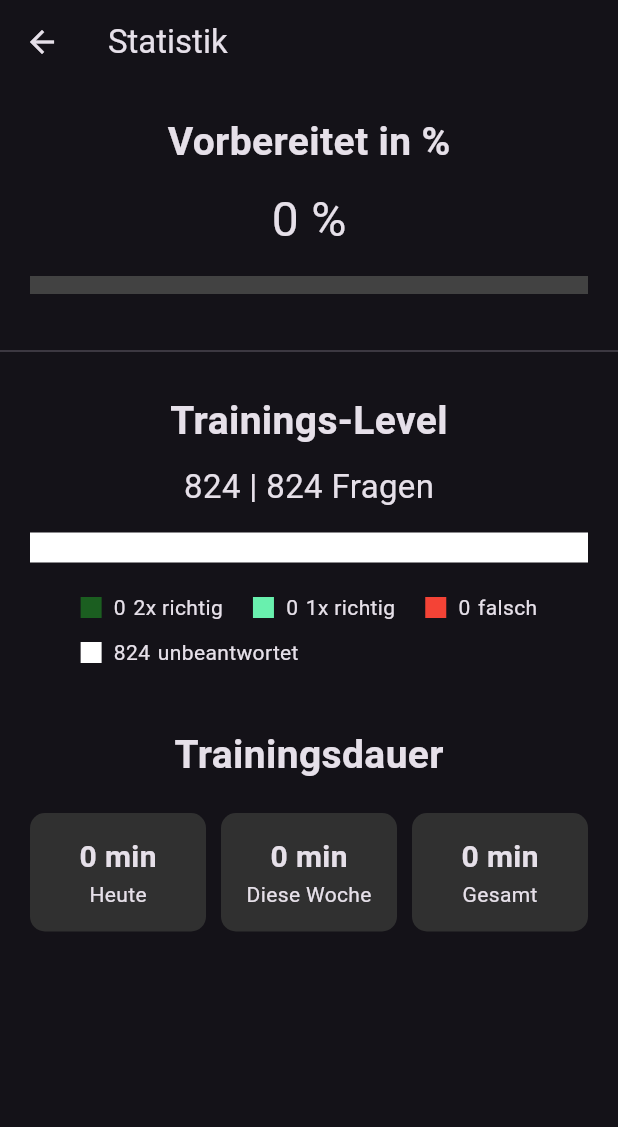
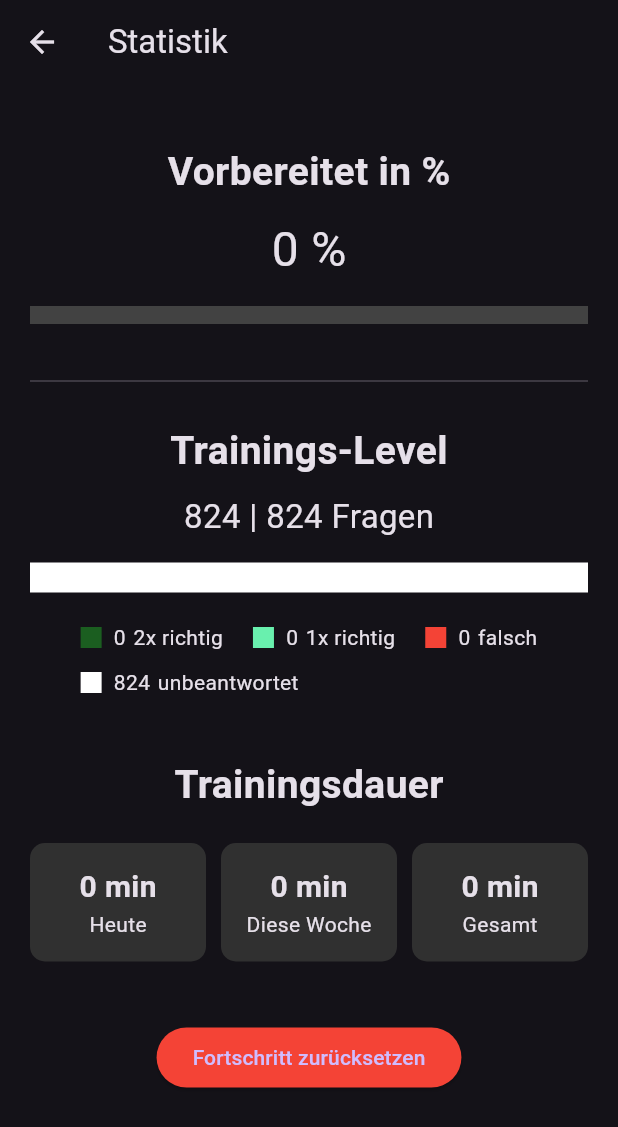
Before and after one commit to MIKIBLUE25/Kennzeichen-Lernapp, a Flutter app: the StatistikSeite screen opened directly, on a phone screen of 412 x 824 dp. Shown: the top 1127 px of the screen. Run offline on Flutter 3.47's test engine with Material 3 defaults, Android fonts, the phone set to English and light mode, and no system bars; our stand-ins replace shared_preferences; accounts and stored records are empty.

Commit message:
Fortschritt zurücksetzten

```diff
--- /dev/null
+++ b/devtools_options.yaml
@@ -0,0 +1,3 @@
+description: This file stores settings for Dart & Flutter DevTools.
+documentation: https://docs.flutter.dev/tools/devtools/extensions#configure-extension-enablement-states
+extensions:
--- a/lib/screens/statistik_seite.dart
+++ b/lib/screens/statistik_seite.dart
@@ -1,5 +1,6 @@
 import 'package:flutter/material.dart';
 import '../logic/statistik.dart';
+import '../logic/storage.dart' as storage;
 
 class StatistikSeite extends StatelessWidget {
   const StatistikSeite({super.key});
@@ -18,6 +19,8 @@ class StatistikSeite extends StatelessWidget {
     return Scaffold(
       appBar: AppBar(title: const Text("Statistik")),
       body: SingleChildScrollView(
+        child: Padding(
+          padding: const EdgeInsets.all(20),
           child: Column(
             children: [
 
@@ -38,14 +41,11 @@ class StatistikSeite extends StatelessWidget {
 
               const SizedBox(height: 15),
 
-            Padding(
-              padding: const EdgeInsets.symmetric(horizontal: 20),
-              child: LinearProgressIndicator(
+              LinearProgressIndicator(
                 value: prozent / 100,
                 minHeight: 12,
                 backgroundColor: Colors.grey[800],
                 valueColor: const AlwaysStoppedAnimation(Colors.green),
-              ),
               ),
 
               const SizedBox(height: 30),
@@ -69,10 +69,8 @@ class StatistikSeite extends StatelessWidget {
 
               const SizedBox(height: 15),
 
-            // 🔥 FARBBALKEN (Stacked)
-            Padding(
-              padding: const EdgeInsets.symmetric(horizontal: 20),
-              child: Row(
+              // 🔥 FARBBALKEN
+              Row(
                 children: [
                   _buildBar(zwei, gesamt, Colors.green[900]!),
                   _buildBar(eins, gesamt, Colors.greenAccent),
@@ -80,14 +78,11 @@ class StatistikSeite extends StatelessWidget {
                   _buildBar(offen, gesamt, Colors.white),
                 ],
               ),
-            ),
 
               const SizedBox(height: 20),
 
               // 🔥 LEGENDEN
-            Padding(
-              padding: const EdgeInsets.symmetric(horizontal: 20),
-              child: Wrap(
+              Wrap(
                 spacing: 20,
                 runSpacing: 10,
                 children: [
@@ -97,11 +92,10 @@ class StatistikSeite extends StatelessWidget {
                   _legend(Colors.white, offen, "unbeantwortet"),
                 ],
               ),
-            ),
 
               const SizedBox(height: 40),
 
-            // 🔥 TRAININGSDAUER (OPTIONAL – erstmal statisch)
+              // 🔥 TRAININGSDAUER
               const Text(
                 "Trainingsdauer",
                 style: TextStyle(fontSize: 26, fontWeight: FontWeight.bold),
@@ -109,9 +103,7 @@ class StatistikSeite extends StatelessWidget {
 
               const SizedBox(height: 20),
 
-            Padding(
-              padding: const EdgeInsets.symmetric(horizontal: 20),
-              child: Row(
+              Row(
                 children: [
                   _timeBox("0 min", "Heute"),
                   const SizedBox(width: 10),
@@ -120,16 +112,58 @@ class StatistikSeite extends StatelessWidget {
                   _timeBox("0 min", "Gesamt"),
                 ],
               ),
+
+              const SizedBox(height: 40),
+
+              // 🔥 RESET BUTTON
+              ElevatedButton(
+                style: ElevatedButton.styleFrom(
+                  backgroundColor: Colors.red,
+                ),
+                onPressed: () {
+                  showDialog(
+                    context: context,
+                    builder: (_) => AlertDialog(
+                      title: const Text("Fortschritt zurücksetzen?"),
+                      content: const Text(
+                          "Alle Daten werden gelöscht. Sicher?"),
+                      actions: [
+                        TextButton(
+                          onPressed: () => Navigator.pop(context),
+                          child: const Text("Abbrechen"),
+                        ),
+                        TextButton(
+                          onPressed: () async {
+                            await storage.resetFortschritt();
+                            storage.resetDaten();
+
+                            Navigator.pop(context);
+
+                            Navigator.pushReplacement(
+                              context,
+                              MaterialPageRoute(
+                                builder: (_) => const StatistikSeite(),
+                              ),
+                            );
+                          },
+                          child: const Text("Ja"),
+                        ),
+                      ],
+                    ),
+                  );
+                },
+                child: const Text("Fortschritt zurücksetzen"),
               ),
 
-            const SizedBox(height: 30),
+              const SizedBox(height: 20),
             ],
+          ),
         ),
       ),
     );
   }
 
-  // 🔥 Balken Stück
+  // 🔥 Balken
   Widget _buildBar(int value, int total, Color color) {
     double width = total == 0 ? 0 : value / total;
 
```
Also changed, not shown: lib/logic/statistik.dart (+16 -0 lines). Lines whose indentation alone changed are shown as unchanged.
